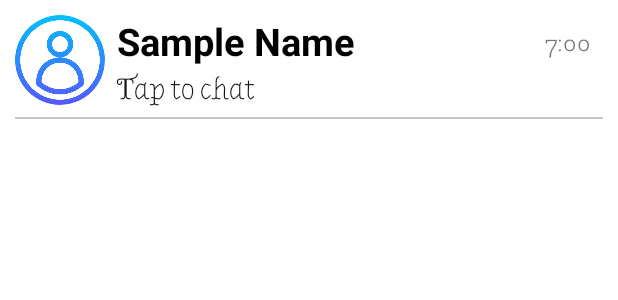
After one commit to tf153/LetsChat, an Android app: the layout row_conversation.xml on its own in the app's theme, with its tools: preview values and no code run, on a phone screen of 412 x 824 dp. The commit adds this screen. Shown: the top 300 px of the screen. Run offline under Robolectric (Android 15) with nearby library versions, the phone set to English and light mode, and no system bars.

Commit message:
todays done
1:30:00 done

```diff
--- a/LetsChat/app/build.gradle
+++ b/LetsChat/app/build.gradle
@@ -50,4 +50,7 @@ dependencies {
     implementation 'com.google.firebase:firebase-storage'
 
     implementation 'de.hdodenhof:circleimageview:3.1.0'
+
+    implementation 'com.github.bumptech.glide:glide:4.12.0'
+    annotationProcessor 'com.github.bumptech.glide:compiler:4.12.0'
 }
--- a/LetsChat/app/src/main/AndroidManifest.xml
+++ b/LetsChat/app/src/main/AndroidManifest.xml
@@ -10,7 +10,8 @@
         android:supportsRtl="true"
         android:theme="@style/Theme.LetsChat"
         android:usesCleartextTraffic="true">
-        <activity android:name=".SetupProfileActivity"></activity>
+        <activity android:name=".ChatActivity"></activity>
+        <activity android:name=".SetupProfileActivity" />
         <activity android:name=".OTPActivity" />
         <activity android:name=".PhoneNumberActivity">
             <intent-filter>
--- /dev/null
+++ b/LetsChat/app/src/main/res/layout/row_conversation.xml
@@ -0,0 +1,64 @@
+<?xml version="1.0" encoding="utf-8"?>
+<androidx.constraintlayout.widget.ConstraintLayout
+    xmlns:android="http://schemas.android.com/apk/res/android"
+    android:layout_width="match_parent"
+    android:layout_height="wrap_content"
+    xmlns:app="http://schemas.android.com/apk/res-auto"
+    android:padding="10dp">
+
+    <de.hdodenhof.circleimageview.CircleImageView
+        android:id="@+id/profile"
+        android:layout_width="60dp"
+        android:layout_height="60dp"
+        app:layout_constraintStart_toStartOf="parent"
+        app:layout_constraintTop_toTopOf="parent"
+        android:src="@drawable/user" />
+
+    <TextView
+        android:id="@+id/username"
+        android:layout_width="wrap_content"
+        android:layout_height="wrap_content"
+        android:layout_marginStart="8dp"
+        android:text="Sample Name"
+        android:textColor="@color/black"
+        android:textSize="25sp"
+        android:textStyle="bold"
+        app:layout_constraintStart_toEndOf="@+id/profile"
+        app:layout_constraintTop_toTopOf="@+id/profile" />
+
+    <TextView
+        android:id="@+id/lastMsg"
+        android:layout_width="wrap_content"
+        android:layout_height="wrap_content"
+        android:layout_marginTop="2dp"
+        android:fontFamily="@font/almendra_display"
+        android:text="Tap to chat"
+        android:textColor="@color/font"
+        android:textSize="20sp"
+        android:textStyle="bold"
+        app:layout_constraintStart_toStartOf="@+id/username"
+        app:layout_constraintTop_toBottomOf="@+id/username" />
+
+    <TextView
+        android:id="@+id/msgTime"
+        android:layout_width="wrap_content"
+        android:layout_height="wrap_content"
+        android:layout_marginTop="8dp"
+        android:layout_marginEnd="8dp"
+        android:fontFamily="@font/flamenco"
+        android:text="7:00"
+        android:textSize="20sp"
+        app:layout_constraintEnd_toEndOf="parent"
+        app:layout_constraintTop_toTopOf="parent" />
+
+    <View
+        android:id="@+id/view"
+        android:layout_width="wrap_content"
+        android:layout_height="1dp"
+        android:layout_marginTop="8dp"
+        android:background="#C8C6C6"
+        app:layout_constraintEnd_toEndOf="parent"
+        app:layout_constraintStart_toStartOf="parent"
+        app:layout_constraintTop_toBottomOf="@+id/profile" />
+
+</androidx.constraintlayout.widget.ConstraintLayout>
```
Also changed, not shown: LetsChat/app/src/main/java/com/example/letschat/ChatActivity.java (added, +19 -0 lines), LetsChat/app/src/main/java/com/example/letschat/MainActivity.java (+66 -1 lines), LetsChat/app/src/main/java/com/example/letschat/PhoneNumberActivity.java (+11 -0 lines), LetsChat/app/src/main/java/com/example/letschat/UsersAdapter.java (added, +56 -0 lines), LetsChat/app/src/main/res/layout/activity_chat.xml (added, +52 -0 lines), LetsChat/app/src/main/res/layout/activity_main.xml (+20 -6 lines), LetsChat/app/src/main/res/menu/menu.xml (added, +15 -0 lines), LetsChat/app/src/main/res/menu/topmenu.xml (added, +18 -0 lines), LetsChat/app/src/main/res/font/almendra_display.ttf (added), LetsChat/app/src/main/res/font/flamenco.ttf (added), LetsChat/app/src/main/res/font/flamenco_light.ttf (added).
